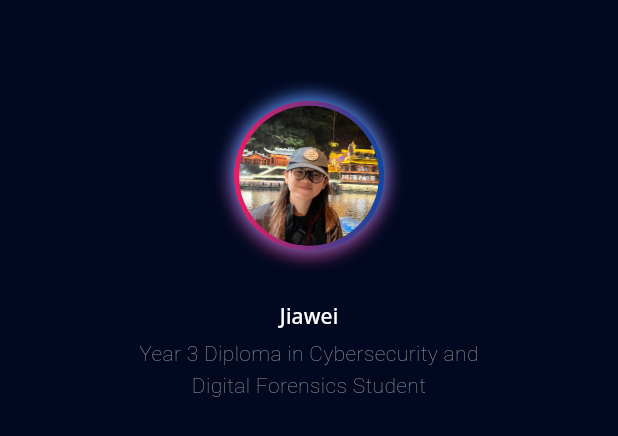
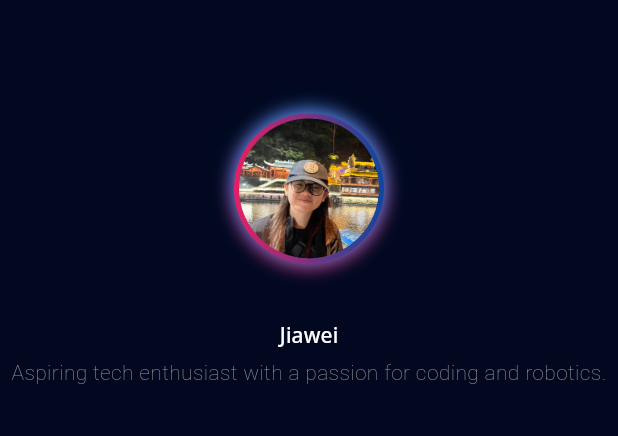
Before and after one commit to APandamonium1/flutter_portfolio, a Flutter app: the About widget shown alone on an empty page, opened directly, on a phone screen of 412 x 824 dp. Shown: the top 436 px of the screen. Run offline on Flutter 3.47's test engine with Material 3 defaults, Android fonts, the phone set to English and light mode, and no system bars; our stand-ins replace firebase_core, flutter_svg, font_awesome_flutter, get, google_fonts, photo_view; accounts and stored records are empty; statements that could not run were skipped.

Commit message:
update some details

```diff
--- a/lib/model/work_model.dart
+++ b/lib/model/work_model.dart
@@ -38,7 +38,7 @@ class WorkModel {
 /// Sample data for testing and demonstration purposes
 List<WorkModel> workList = [
   WorkModel(
-    jobRole: 'Part-Time Coding & Robotics Instructor',
+    jobRole: 'Coding & Robotics Instructor',
     organisationName: 'Kodecoon Academy',
     date: 'Apr 2025 - Present',
     jobType: JobType.partTime,
@@ -60,7 +60,7 @@ List<WorkModel> workList = [
     ],
   ),
   WorkModel(
-    jobRole: 'Part-Time Coding & Robotics Instructor',
+    jobRole: 'Coding & Robotics Instructor',
     organisationName: 'NK Robotics',
     date: 'Dec 2021 - August 2024',
     jobType: JobType.partTime,
--- a/lib/screens/main/components/drawer/about.dart
+++ b/lib/screens/main/components/drawer/about.dart
@@ -26,7 +26,7 @@ class About extends StatelessWidget {
               height: defaultPadding / 4,
             ),
             const Text(
-              'Year 3 Diploma in Cybersecurity and\nDigital Forensics Student',
+              'Aspiring tech enthusiast with a passion for coding and robotics.',
               textAlign: TextAlign.center,
               style: TextStyle(fontWeight: FontWeight.w200, height: 1.5),
             ),
```
